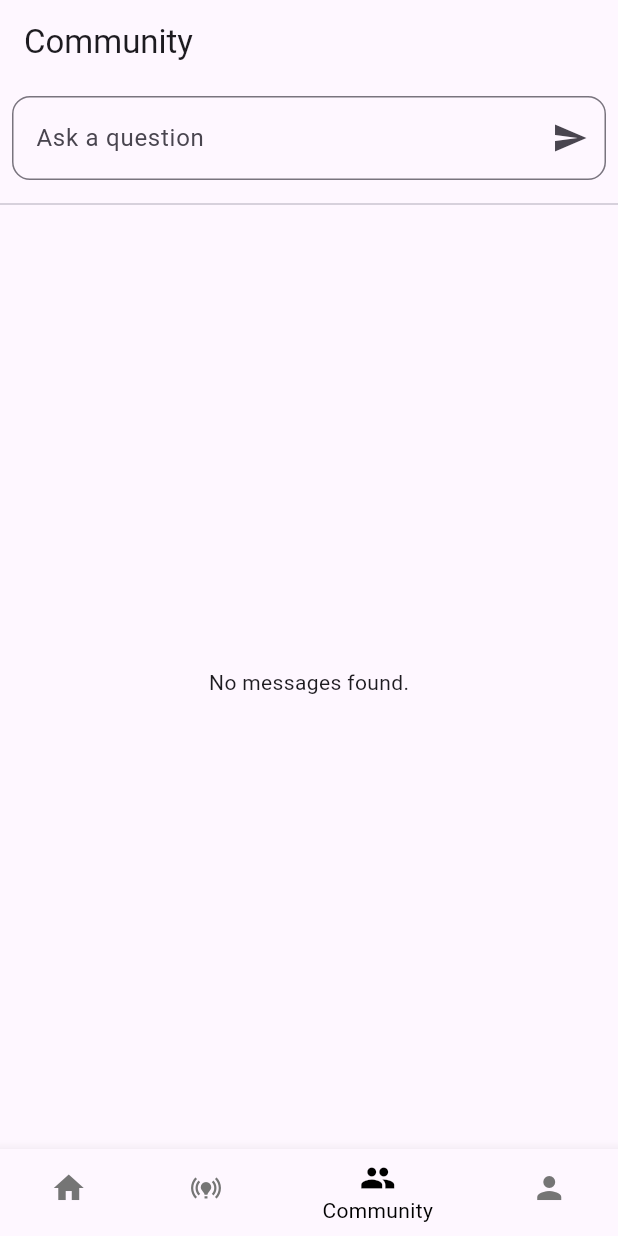
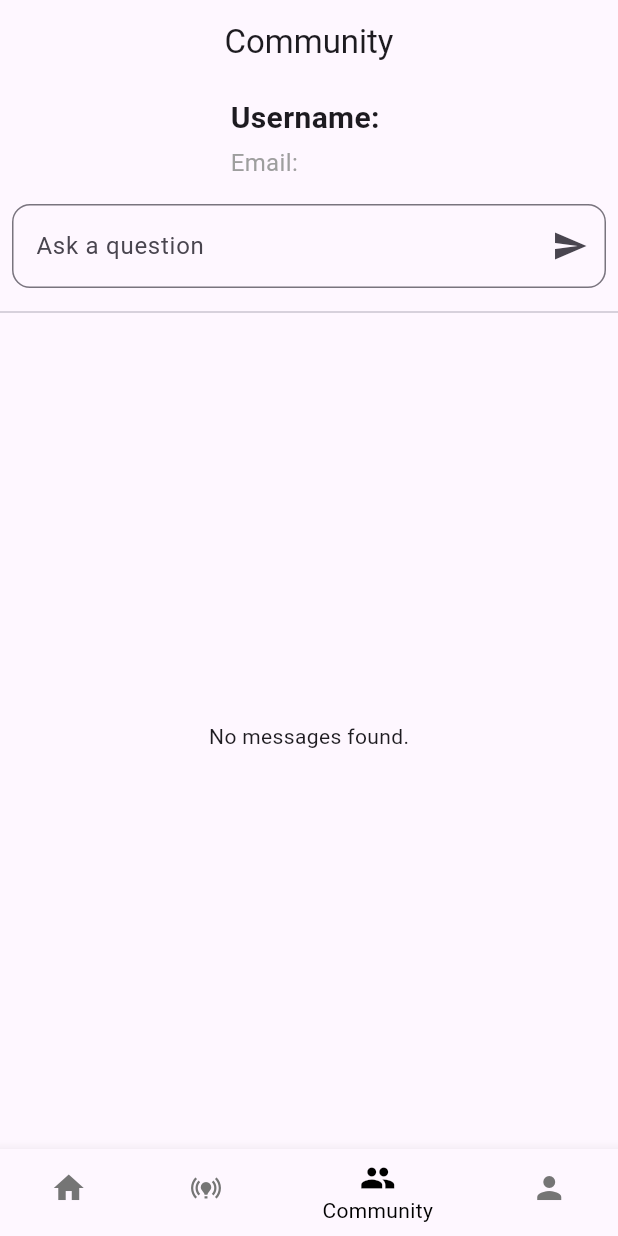
Before and after one commit to mwayandau1/farm_well, a Flutter app: the screen it shows once a user with an empty profile is signed in, item 3 of the bottom bar chosen, on a phone screen of 412 x 824 dp. Run offline on Flutter 3.47's test engine with Material 3 defaults, Android fonts, the light colour scheme and no system bars; our stand-ins replace carousel_slider, cloud_firestore, firebase_auth, firebase_core, firebase_storage, google_sign_in and 1 more; missing offline and left inert: flutter_tflite; accounts and stored records are empty; network calls fail.

Commit message:
Modified community screen to display username against profile in chat, also modified home screen to display floating button if user is admin only

```diff
--- a/lib/screens/community.dart
+++ b/lib/screens/community.dart
@@ -14,11 +14,28 @@ class _CommunityScreenState extends State<CommunityScreen> {
       FirebaseFirestore.instance.collection('messages');
   final TextEditingController questionController = TextEditingController();
   User? currentUser;
+  Map<String, dynamic>? userData;
 
   @override
   void initState() {
     super.initState();
     currentUser = FirebaseAuth.instance.currentUser;
+    fetchUserData();
+  }
+
+  Future<void> fetchUserData() async {
+    if (currentUser != null) {
+      DocumentSnapshot userDoc = await FirebaseFirestore.instance
+          .collection('users')
+          .doc(currentUser!.uid)
+          .get();
+
+      if (userDoc.exists) {
+        setState(() {
+          userData = userDoc.data() as Map<String, dynamic>;
+        });
+      }
+    }
   }
 
   @override
@@ -26,9 +43,11 @@ class _CommunityScreenState extends State<CommunityScreen> {
     return Scaffold(
       appBar: AppBar(
         title: const Text('Community'),
+        centerTitle: true,
       ),
       body: Column(
         children: [
+          if (userData != null) buildProfileSection(),
           Padding(
             padding: const EdgeInsets.all(8.0),
             child: TextField(
@@ -45,7 +64,7 @@ class _CommunityScreenState extends State<CommunityScreen> {
                         currentUser != null) {
                       await messagesCollection.add({
                         'question': questionController.text,
-                        'author': currentUser!.displayName ?? 'Anonymous',
+                        'author': userData!['username'] ?? 'Anonymous',
                         'responses': [],
                         'likes': 0,
                         'timestamp': FieldValue.serverTimestamp(),
@@ -94,6 +113,32 @@ class _CommunityScreenState extends State<CommunityScreen> {
                   },
                 );
               },
+            ),
+          ),
+        ],
+      ),
+    );
+  }
+
+  Widget buildProfileSection() {
+    return Padding(
+      padding: const EdgeInsets.all(8.0),
+      child: Column(
+        crossAxisAlignment: CrossAxisAlignment.start,
+        children: [
+          Text(
+            'Username: ${userData!['username']}',
+            style: const TextStyle(
+              fontSize: 20.0,
+              fontWeight: FontWeight.bold,
+            ),
+          ),
+          const SizedBox(height: 4.0),
+          Text(
+            'Email: ${userData!['email']}',
+            style: const TextStyle(
+              fontSize: 16.0,
+              color: Colors.grey,
             ),
           ),
         ],
--- a/lib/screens/profile.dart
+++ b/lib/screens/profile.dart
@@ -109,6 +109,7 @@ class _ProfileScreenState extends State<ProfileScreen> {
             ),
           ),
         ],
+        centerTitle: true,
       ),
       body: ListView(
         children: [
```
Also changed, not shown: lib/screens/home.dart (+24 -2 lines).
